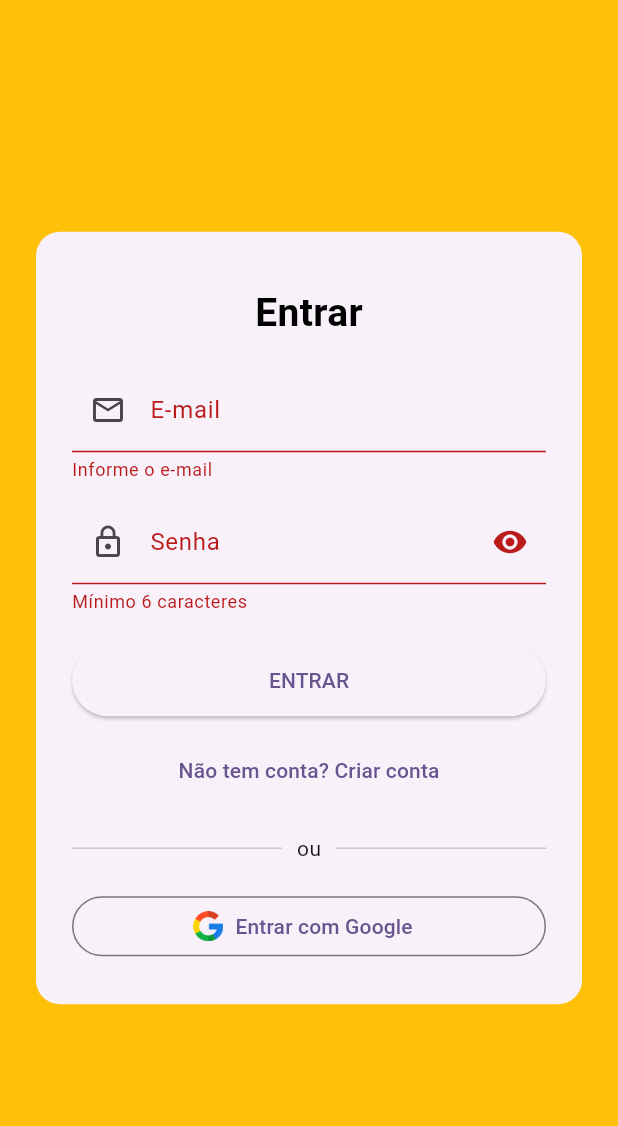
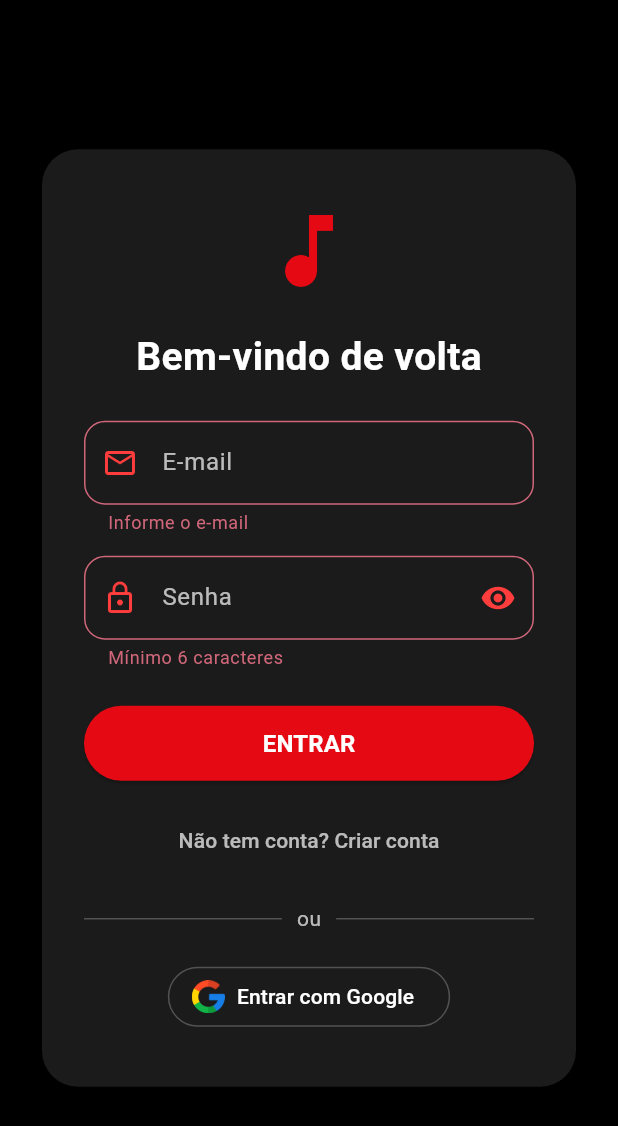
Before and after one commit to daniel277-cmd/projetoFlutter, a Flutter app: the screen it shows after launch, after a tap on "ENTRAR", on a phone screen of 412 x 824 dp. Shown: the top 1126 px of the screen. Run offline on Flutter 3.47's test engine with Material 3 defaults, Android fonts, the phone set to English and light mode, and no system bars; our stand-ins replace cloud_firestore, connectivity_plus, firebase_auth, firebase_core, get, google_sign_in and 2 more; accounts and stored records are empty.

Commit message:
Tema Vermelho

```diff
--- a/lib/controller/simpleAuthController.dart
+++ b/lib/controller/simpleAuthController.dart
@@ -1,5 +1,5 @@
+// ignore: file_names
 import 'package:get/get.dart';
-import 'package:flutter/material.dart';
 import 'package:shared_preferences/shared_preferences.dart';
 
 class SimpleAuthController extends GetxController {
--- a/lib/main.dart
+++ b/lib/main.dart
@@ -53,7 +53,7 @@ class MyApp extends StatelessWidget {
     return GetMaterialApp( // Mudança para GetMaterialApp
       title: 'App de Produtos',
       theme: ThemeData(
-        colorScheme: ColorScheme.fromSeed(seedColor: Colors.deepPurple),
+        colorScheme: ColorScheme.fromSeed(seedColor: const Color.fromARGB(255, 224, 8, 19)),//Color(0xFFE50914)
         useMaterial3: true,
       ),
       initialRoute: '/login',
--- a/lib/screens/loginScreen.dart
+++ b/lib/screens/loginScreen.dart
@@ -1,8 +1,6 @@
-
 import 'package:flutter/material.dart';
 import 'package:get/get.dart';
 import 'package:teladelogin/controller/authController.dart';
-
 
 class LoginScreen extends StatefulWidget {
   const LoginScreen({super.key});
@@ -52,198 +50,212 @@ class _LoginScreenState extends State<LoginScreen> {
 
   Future<void> _submit() async {
     if (!_formKey.currentState!.validate()) return;
-
-    print('🔄 Iniciando ${isSignUp ? 'registro' : 'login'}...');
-
     if (isSignUp) {
-      print('📝 Chamando registerEmail');
-      await _auth.registerEmail(
-        _emailCtrl.text.trim(),
-        _passCtrl.text.trim(),
-      );
+      await _auth.registerEmail(_emailCtrl.text.trim(), _passCtrl.text.trim());
     } else {
-      print('🔑 Chamando loginEmail');
-      await _auth.loginEmail(
-        _emailCtrl.text.trim(),
-        _passCtrl.text.trim(),
-      );
+      await _auth.loginEmail(_emailCtrl.text.trim(), _passCtrl.text.trim());
     }
-
-    print('✅ Método de autenticação concluído');
   }
 
   @override
   Widget build(BuildContext context) {
-    final w = MediaQuery.of(context).size.width;
+    final theme = Theme.of(context).copyWith(
+      brightness: Brightness.dark,
+      scaffoldBackgroundColor: const Color(0xFF000000),
+      colorScheme: const ColorScheme.dark(
+        primary: Color(0xFFE50914),
+        secondary: Color(0xFFFF3D3D),
+        surface: Color(0xFF1B1B1B),
+      ),
+      inputDecorationTheme: InputDecorationTheme(
+        filled: true,
+        fillColor: const Color(0xFF1B1B1B),
+        labelStyle: const TextStyle(color: Colors.white70),
+        hintStyle: const TextStyle(color: Colors.white54),
+        prefixIconColor: const Color(0xFFFF3D3D),
+        border: OutlineInputBorder(
+          borderRadius: BorderRadius.circular(14),
+          borderSide: const BorderSide(color: Color(0xFFFF3D3D)),
+        ),
+        focusedBorder: OutlineInputBorder(
+          borderRadius: BorderRadius.circular(14),
+          borderSide: const BorderSide(color: Color(0xFFE50914), width: 2),
+        ),
+      ),
+    );
 
-    return Scaffold(
-      backgroundColor: Colors.amber,
+    return Theme(
+      data: theme,
+      child: Scaffold(
         body: SafeArea(
           child: Center(
             child: SingleChildScrollView(
-            padding: const EdgeInsets.all(16),
+              padding: const EdgeInsets.all(24),
               child: ConstrainedBox(
-              constraints: const BoxConstraints(maxWidth: 420),
+                constraints: const BoxConstraints(maxWidth: 460),
                 child: Card(
-                elevation: 0,
-                margin: EdgeInsets.symmetric(horizontal: w < 480 ? 8 : 0),
+                  elevation: 8,
+                  color: theme.colorScheme.surface,
                   shape: RoundedRectangleBorder(
-                  borderRadius: BorderRadius.circular(16),
+                    borderRadius: BorderRadius.circular(24),
                   ),
                   child: Padding(
-                  padding: const EdgeInsets.symmetric(horizontal: 24, vertical: 28),
+                    padding: const EdgeInsets.symmetric(horizontal: 28, vertical: 36),
                     child: Obx(() => Form(
                           key: _formKey,
                           autovalidateMode: AutovalidateMode.onUserInteraction,
                           child: Column(
                             mainAxisSize: MainAxisSize.min,
                             children: [
-                            const SizedBox(height: 8),
+                              const Icon(Icons.music_note,
+                                  color: Color(0xFFE50914), size: 64),
+                              const SizedBox(height: 20),
                               Text(
-                              isSignUp ? 'Criar conta' : 'Entrar',
+                                isSignUp ? 'Criar Conta' : 'Bem-vindo de volta',
                                 style: const TextStyle(
                                   fontSize: 26,
                                   fontWeight: FontWeight.w700,
-                                color: Colors.black,
+                                  color: Colors.white,
                                 ),
                               ),
-                            const SizedBox(height: 18),
+                              const SizedBox(height: 24),
 
                               if (_auth.errorMessage.value != null) ...[
                                 Container(
                                   padding: const EdgeInsets.all(10),
                                   decoration: BoxDecoration(
-                                  color: Colors.red.withOpacity(0.1),
+                                    color: Colors.red.withOpacity(0.15),
                                     borderRadius: BorderRadius.circular(8),
-                                  border: Border.all(color: Colors.red),
+                                    border: Border.all(color: Colors.redAccent),
                                   ),
                                   child: Row(
                                     children: [
-                                    const Icon(Icons.error_outline, color: Colors.red),
+                                      const Icon(Icons.error_outline,
+                                          color: Colors.redAccent),
                                       const SizedBox(width: 10),
                                       Expanded(
                                         child: Text(
                                           _auth.errorMessage.value!,
-                                        style: const TextStyle(color: Colors.red),
+                                          style: const TextStyle(color: Colors.redAccent),
                                         ),
                                       ),
                                     ],
                                   ),
                                 ),
-                              const SizedBox(height: 12),
+                                const SizedBox(height: 16),
                               ],
 
                               if (isSignUp) ...[
                                 TextFormField(
                                   controller: _nameCtrl,
+                                  style: const TextStyle(color: Colors.white),
                                   decoration: const InputDecoration(
-                                  labelText: 'Nome',
-                                  hintText: 'Seu nome completo',
+                                    labelText: 'Nome completo',
                                     prefixIcon: Icon(Icons.person_outline),
                                   ),
-                                textInputAction: TextInputAction.next,
                                   validator: _validateName,
                                 ),
-                              const SizedBox(height: 12),
+                                const SizedBox(height: 14),
                               ],
 
                               TextFormField(
                                 controller: _emailCtrl,
+                                style: const TextStyle(color: Colors.white),
                                 decoration: const InputDecoration(
                                   labelText: 'E-mail',
-                                hintText: 'seuemail@exemplo.com',
                                   prefixIcon: Icon(Icons.email_outlined),
                                 ),
-                              keyboardType: TextInputType.emailAddress,
-                              textInputAction: TextInputAction.next,
                                 validator: _validateEmail,
                               ),
-                            const SizedBox(height: 12),
+                              const SizedBox(height: 14),
 
                               TextFormField(
                                 controller: _passCtrl,
+                                style: const TextStyle(color: Colors.white),
                                 decoration: InputDecoration(
                                   labelText: 'Senha',
-                                hintText: 'Mínimo 6 caracteres',
                                   prefixIcon: const Icon(Icons.lock_outline),
                                   suffixIcon: IconButton(
                                     onPressed: () => setState(() => _obscure = !_obscure),
                                     icon: Icon(
-                                      _obscure ? Icons.visibility : Icons.visibility_off),
-                                  tooltip: _obscure
-                                      ? 'Mostrar senha'
-                                      : 'Ocultar senha',
+                                      _obscure
+                                          ? Icons.visibility
+                                          : Icons.visibility_off,
+                                      color: const Color(0xFFFF3D3D),
+                                    ),
                                   ),
                                 ),
                                 obscureText: _obscure,
-                              textInputAction: TextInputAction.done,
-                              onFieldSubmitted: (_) => _submit(),
                                 validator: _validatePassword,
                               ),
-                            const SizedBox(height: 20),
+                              const SizedBox(height: 24),
 
                               SizedBox(
                                 width: double.infinity,
-                              height: 48,
+                                height: 50,
                                 child: ElevatedButton(
-                                onPressed: _auth.isLoading.value ? null : _submit,
                                   style: ElevatedButton.styleFrom(
+                                    backgroundColor: const Color(0xFFE50914),
+                                    foregroundColor: Colors.white,
                                     shape: RoundedRectangleBorder(
-                                    borderRadius: BorderRadius.circular(28),
+                                      borderRadius: BorderRadius.circular(30),
                                     ),
                                   ),
+                                  onPressed: _auth.isLoading.value ? null : _submit,
                                   child: _auth.isLoading.value
-                                    ? const SizedBox(
-                                        width: 20,
-                                        height: 20,
-                                        child: CircularProgressIndicator(strokeWidth: 2),
-                                      )
-                                    : Text(isSignUp ? 'CRIAR CONTA' : 'ENTRAR'),
+                                      ? const CircularProgressIndicator(
+                                          strokeWidth: 2, color: Colors.white)
+                                      : Text(
+                                          isSignUp ? 'CRIAR CONTA' : 'ENTRAR',
+                                          style: const TextStyle(
+                                              fontWeight: FontWeight.bold,
+                                              fontSize: 16),
                                         ),
                                 ),
-                            const SizedBox(height: 12),
+                              ),
+                              const SizedBox(height: 16),
 
                               TextButton(
                                 onPressed: _auth.isLoading.value
                                     ? null
                                     : () => setState(() => isSignUp = !isSignUp),
-                              child: Text(isSignUp
+                                child: Text(
+                                  isSignUp
                                       ? 'Já tem conta? Entrar'
-                                  : 'Não tem conta? Criar conta'),
+                                      : 'Não tem conta? Criar conta',
+                                  style: const TextStyle(color: Colors.white70),
+                                ),
                               ),
 
                               const SizedBox(height: 18),
                               Row(
                                 children: const [
-                                Expanded(child: Divider(thickness: 1)),
+                                  Expanded(child: Divider(color: Colors.white24)),
                                   Padding(
                                     padding:
                                         EdgeInsets.symmetric(horizontal: 10),
-                                  child: Text("ou"),
+                                    child: Text("ou",
+                                        style:
+                                            TextStyle(color: Colors.white70)),
                                   ),
-                                Expanded(child: Divider(thickness: 1)),
+                                  Expanded(child: Divider(color: Colors.white24)),
                                 ],
                               ),
                               const SizedBox(height: 18),
 
-                            SizedBox(
-                              width: double.infinity,
-                              child: OutlinedButton.icon(
-                                onPressed: _auth.isLoading.value ? null : _auth.loginGoogle,
+                              OutlinedButton.icon(
+                                style: OutlinedButton.styleFrom(
+                                  side: const BorderSide(color: Colors.white24),
+                                  foregroundColor: Colors.white,
+                                ),
+                                onPressed:
+                                    _auth.isLoading.value ? null : _auth.loginGoogle,
                                 icon: Image.asset(
                                   'assets/icons/google.png',
-                                  height: 20,
-                                  width: 20,
-                                  errorBuilder: (context, error, stackTrace) {
-                                    return const Icon(
-                                      Icons.g_mobiledata,
-                                      color: Colors.red,
-                                      size: 20,
-                                    );
-                                  },
+                                  height: 22,
+                                  width: 22,
                                 ),
                                 label: const Text('Entrar com Google'),
-                              ),
                               ),
                             ],
                           ),
@@ -254,6 +266,7 @@ class _LoginScreenState extends State<LoginScreen> {
             ),
           ),
         ),
+      ),
     );
   }
 }
```
Also changed, not shown: lib/products/productModel.dart (+22 -22 lines), lib/screens/homeScreen.dart (+40 -33 lines). Lines whose indentation alone changed are shown as unchanged.
